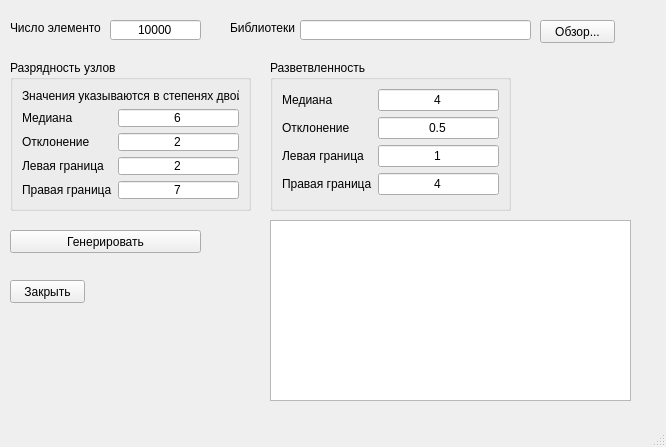
Before: the Qt Designer form app/gui/generatorwindow.ui in olerapx/VLSI-Designer, drawn with Qt 5.
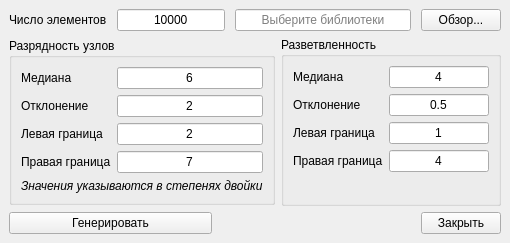
After: the same form once the commit is applied.

What changed in the file:
```diff
--- a/app/gui/generatorwindow.ui
+++ b/app/gui/generatorwindow.ui
@@ -6,35 +6,76 @@
    <rect>
     <x>0</x>
     <y>0</y>
-    <width>666</width>
-    <height>447</height>
+    <width>510</width>
+    <height>243</height>
    </rect>
   </property>
+  <property name="sizePolicy">
+   <sizepolicy hsizetype="Fixed" vsizetype="Fixed">
+    <horstretch>0</horstretch>
+    <verstretch>0</verstretch>
+   </sizepolicy>
+  </property>
+  <property name="minimumSize">
+   <size>
+    <width>0</width>
+    <height>0</height>
+   </size>
+  </property>
+  <property name="maximumSize">
+   <size>
+    <width>16777215</width>
+    <height>16777215</height>
+   </size>
+  </property>
   <property name="windowTitle">
    <string>Генератор схем</string>
   </property>
   <widget class="QWidget" name="centralwidget">
+   <property name="sizePolicy">
+    <sizepolicy hsizetype="Preferred" vsizetype="Fixed">
+     <horstretch>0</horstretch>
+     <verstretch>0</verstretch>
+    </sizepolicy>
+   </property>
+   <property name="minimumSize">
+    <size>
+     <width>0</width>
+     <height>0</height>
+    </size>
+   </property>
+   <property name="maximumSize">
+    <size>
+     <width>16777215</width>
+     <height>16777215</height>
+    </size>
+   </property>
+   <layout class="QVBoxLayout" name="verticalLayout">
+    <item>
+     <layout class="QHBoxLayout" name="horizontalLayout">
+      <property name="spacing">
+       <number>10</number>
+      </property>
+      <item>
    <widget class="QLabel" name="elementsNumberLabel">
-    <property name="geometry">
-     <rect>
-      <x>10</x>
-      <y>20</y>
-      <width>91</width>
-      <height>16</height>
-     </rect>
+        <property name="sizePolicy">
+         <sizepolicy hsizetype="Fixed" vsizetype="Fixed">
+          <horstretch>0</horstretch>
+          <verstretch>0</verstretch>
+         </sizepolicy>
     </property>
     <property name="text">
      <string>Число элементов</string>
     </property>
    </widget>
+      </item>
+      <item>
    <widget class="QLineEdit" name="elementsNumberText">
-    <property name="geometry">
-     <rect>
-      <x>110</x>
-      <y>20</y>
-      <width>91</width>
-      <height>20</height>
-     </rect>
+        <property name="sizePolicy">
+         <sizepolicy hsizetype="Preferred" vsizetype="Fixed">
+          <horstretch>0</horstretch>
+          <verstretch>0</verstretch>
+         </sizepolicy>
     </property>
     <property name="text">
      <string>10000</string>
@@ -43,14 +84,50 @@
      <set>Qt::AlignCenter</set>
     </property>
    </widget>
+      </item>
+      <item>
+       <widget class="QLineEdit" name="librariesText">
+        <property name="focusPolicy">
+         <enum>Qt::NoFocus</enum>
+        </property>
+        <property name="text">
+         <string/>
+        </property>
+        <property name="alignment">
+         <set>Qt::AlignCenter</set>
+        </property>
+        <property name="readOnly">
+         <bool>true</bool>
+        </property>
+        <property name="placeholderText">
+         <string>Выберите библиотеки</string>
+        </property>
+       </widget>
+      </item>
+      <item>
+       <widget class="QPushButton" name="librariesButton">
+        <property name="sizePolicy">
+         <sizepolicy hsizetype="Fixed" vsizetype="Fixed">
+          <horstretch>0</horstretch>
+          <verstretch>0</verstretch>
+         </sizepolicy>
+        </property>
+        <property name="text">
+         <string>Обзор...</string>
+        </property>
+       </widget>
+      </item>
+     </layout>
+    </item>
+    <item>
+     <layout class="QHBoxLayout" name="horizontalLayout_2">
+      <item>
    <widget class="QGroupBox" name="nodeCapacityGroup">
-    <property name="geometry">
-     <rect>
-      <x>10</x>
-      <y>60</y>
-      <width>241</width>
-      <height>151</height>
-     </rect>
+        <property name="sizePolicy">
+         <sizepolicy hsizetype="Preferred" vsizetype="Fixed">
+          <horstretch>0</horstretch>
+          <verstretch>0</verstretch>
+         </sizepolicy>
     </property>
     <property name="title">
      <string>Разрядность узлов</string>
@@ -58,6 +135,12 @@
     <layout class="QFormLayout" name="formLayout">
      <item row="1" column="0">
       <widget class="QLabel" name="nodeCapacityMeanLabel">
+           <property name="sizePolicy">
+            <sizepolicy hsizetype="Preferred" vsizetype="Preferred">
+             <horstretch>0</horstretch>
+             <verstretch>0</verstretch>
+            </sizepolicy>
+           </property>
        <property name="text">
         <string>Медиана</string>
        </property>
@@ -75,6 +158,12 @@
      </item>
      <item row="2" column="0">
       <widget class="QLabel" name="nodeCapacitySigmaLabel">
+           <property name="sizePolicy">
+            <sizepolicy hsizetype="Preferred" vsizetype="Preferred">
+             <horstretch>0</horstretch>
+             <verstretch>0</verstretch>
+            </sizepolicy>
+           </property>
        <property name="text">
         <string>Отклонение</string>
        </property>
@@ -92,6 +181,12 @@
      </item>
      <item row="3" column="0">
       <widget class="QLabel" name="nodeCapacityLeftLimitLabel">
+           <property name="sizePolicy">
+            <sizepolicy hsizetype="Preferred" vsizetype="Preferred">
+             <horstretch>0</horstretch>
+             <verstretch>0</verstretch>
+            </sizepolicy>
+           </property>
        <property name="text">
         <string>Левая граница</string>
        </property>
@@ -107,15 +202,14 @@
        </property>
       </widget>
      </item>
-     <item row="0" column="0" colspan="2">
-      <widget class="QLabel" name="nodeCapacityDescLabel">
-       <property name="text">
-        <string>Значения указываются в степенях двойки</string>
-       </property>
-      </widget>
-     </item>
      <item row="4" column="0">
       <widget class="QLabel" name="nodeCapacityRightLimitLabel">
+           <property name="sizePolicy">
+            <sizepolicy hsizetype="Preferred" vsizetype="Preferred">
+             <horstretch>0</horstretch>
+             <verstretch>0</verstretch>
+            </sizepolicy>
+           </property>
        <property name="text">
         <string>Правая граница</string>
        </property>
@@ -131,16 +225,29 @@
        </property>
       </widget>
      </item>
-    </layout>
-   </widget>
+         <item row="5" column="0" colspan="2">
+          <widget class="QLabel" name="nodeCapacityDescLabel">
+           <property name="font">
+            <font>
+             <italic>true</italic>
+             <underline>false</underline>
+            </font>
+           </property>
+           <property name="text">
+            <string>Значения указываются в степенях двойки</string>
+           </property>
+          </widget>
+         </item>
+        </layout>
+       </widget>
+      </item>
+      <item>
    <widget class="QGroupBox" name="branchingGroup">
-    <property name="geometry">
-     <rect>
-      <x>270</x>
-      <y>60</y>
-      <width>241</width>
-      <height>151</height>
-     </rect>
+        <property name="sizePolicy">
+         <sizepolicy hsizetype="Preferred" vsizetype="Expanding">
+          <horstretch>0</horstretch>
+          <verstretch>0</verstretch>
+         </sizepolicy>
     </property>
     <property name="title">
      <string>Разветвленность</string>
@@ -216,93 +323,63 @@
      </item>
     </layout>
    </widget>
-   <widget class="QLabel" name="librariesLabel">
-    <property name="geometry">
-     <rect>
-      <x>230</x>
-      <y>20</y>
-      <width>71</width>
-      <height>16</height>
-     </rect>
-    </property>
-    <property name="text">
-     <string>Библиотеки</string>
-    </property>
-   </widget>
-   <widget class="QLineEdit" name="librariesText">
-    <property name="geometry">
-     <rect>
-      <x>300</x>
-      <y>20</y>
-      <width>231</width>
-      <height>20</height>
-     </rect>
-    </property>
-    <property name="readOnly">
-     <bool>true</bool>
-    </property>
-   </widget>
-   <widget class="QPushButton" name="librariesButton">
-    <property name="geometry">
-     <rect>
-      <x>540</x>
-      <y>20</y>
-      <width>75</width>
-      <height>23</height>
-     </rect>
-    </property>
-    <property name="text">
-     <string>Обзор...</string>
-    </property>
-   </widget>
+      </item>
+     </layout>
+    </item>
+    <item>
+     <layout class="QHBoxLayout" name="horizontalLayout_4">
+      <item>
    <widget class="QPushButton" name="generateButton">
-    <property name="geometry">
-     <rect>
-      <x>10</x>
-      <y>230</y>
-      <width>191</width>
-      <height>23</height>
-     </rect>
+        <property name="enabled">
+         <bool>true</bool>
+        </property>
+        <property name="sizePolicy">
+         <sizepolicy hsizetype="Expanding" vsizetype="Fixed">
+          <horstretch>0</horstretch>
+          <verstretch>0</verstretch>
+         </sizepolicy>
+        </property>
+        <property name="minimumSize">
+         <size>
+          <width>0</width>
+          <height>0</height>
+         </size>
     </property>
     <property name="text">
      <string>Генерировать</string>
     </property>
    </widget>
-   <widget class="QTextBrowser" name="textBrowser">
-    <property name="geometry">
-     <rect>
-      <x>270</x>
-      <y>220</y>
-      <width>361</width>
-      <height>181</height>
-     </rect>
-    </property>
-   </widget>
+      </item>
+      <item>
+       <spacer name="horizontalSpacer">
+        <property name="orientation">
+         <enum>Qt::Horizontal</enum>
+        </property>
+        <property name="sizeHint" stdset="0">
+         <size>
+          <width>40</width>
+          <height>20</height>
+         </size>
+        </property>
+       </spacer>
+      </item>
+      <item>
    <widget class="QPushButton" name="closeButton">
-    <property name="geometry">
-     <rect>
-      <x>10</x>
-      <y>280</y>
-      <width>75</width>
-      <height>23</height>
-     </rect>
+        <property name="sizePolicy">
+         <sizepolicy hsizetype="Fixed" vsizetype="Fixed">
+          <horstretch>0</horstretch>
+          <verstretch>0</verstretch>
+         </sizepolicy>
     </property>
     <property name="text">
      <string>Закрыть</string>
     </property>
    </widget>
+      </item>
+     </layout>
+    </item>
+   </layout>
   </widget>
-  <widget class="QMenuBar" name="menubar">
-   <property name="geometry">
-    <rect>
-     <x>0</x>
-     <y>0</y>
-     <width>666</width>
-     <height>21</height>
-    </rect>
-   </property>
-  </widget>
-  <widget class="QStatusBar" name="statusbar"/>
  </widget>
  <resources/>
  <connections/>
```
Left out of the diff: 14 changed lines with no effect on the pictures. Lines whose indentation alone changed are shown as unchanged.
